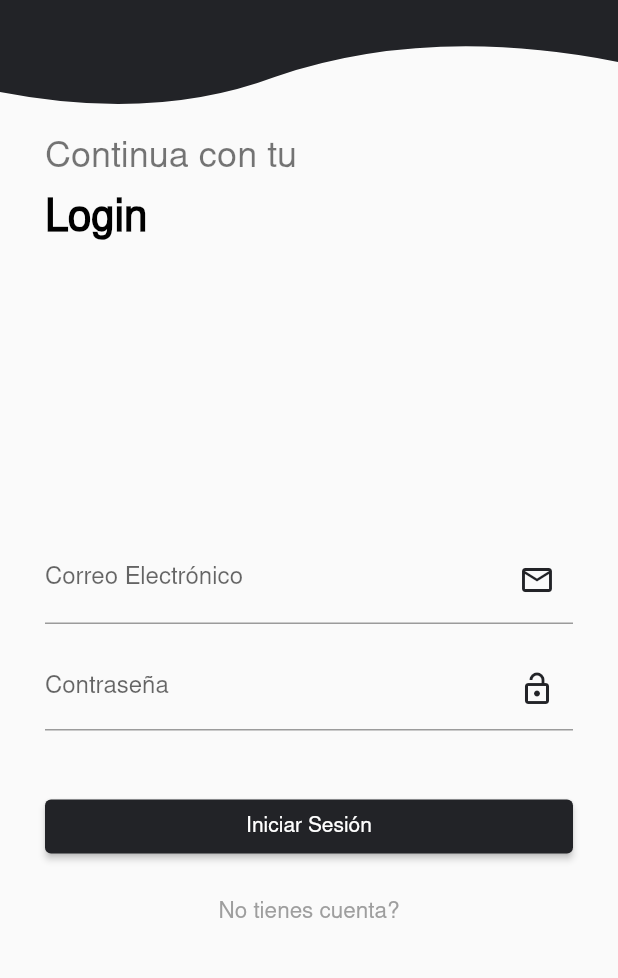
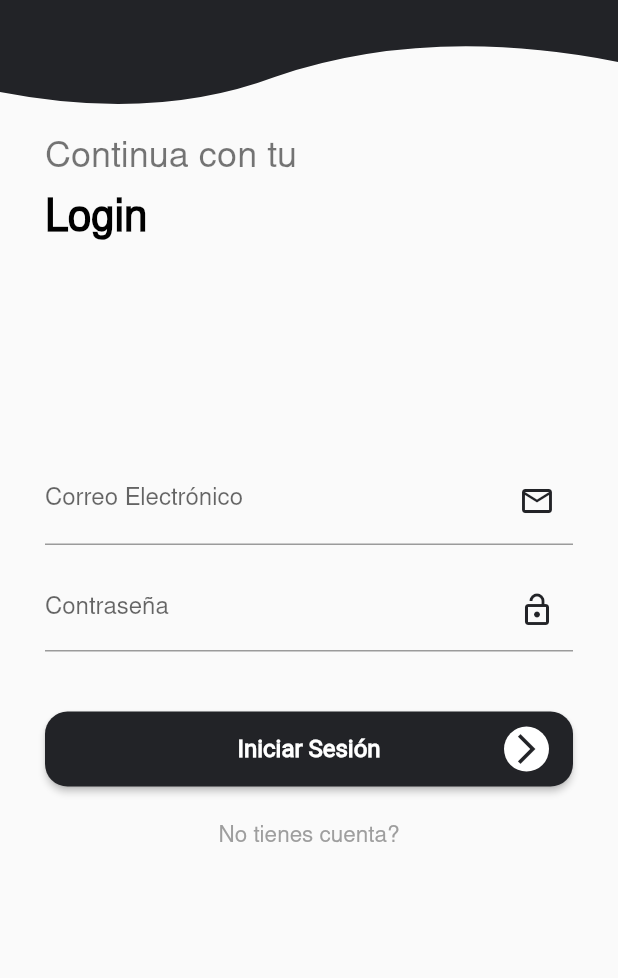
Before and after one commit to pmpeloc/UberCloneFlutter, a Flutter app: the LoginPage screen opened by its route, after a tap on "Iniciar Sesión", on a phone screen of 412 x 824 dp, the part 234-1212 px from its top. Run offline on Flutter 3.47's test engine with Material 2 defaults, Android fonts, the phone set to English and light mode, and no system bars; our stand-ins replace flutter_custom_clippers.

Commit message:
feat: Login Controller added

```diff
--- a/lib/pages/home/home_page.dart
+++ b/lib/src/pages/home/home_page.dart
@@ -2,7 +2,7 @@
 
 import 'package:flutter/material.dart';
 import 'package:flutter_custom_clippers/flutter_custom_clippers.dart';
-import 'package:uber_clone_flutter/pages/home/home_controller.dart';
+import 'package:uber_clone_flutter/src/pages/home/home_controller.dart';
 
 class HomePage extends StatelessWidget {
   HomeController _con = new HomeController();
--- /dev/null
+++ b/lib/src/pages/login/login_controller.dart
@@ -0,0 +1,17 @@
+import 'package:flutter/material.dart';
+
+class LoginController {
+  BuildContext? context;
+  TextEditingController emailController = new TextEditingController();
+  TextEditingController passwordController = new TextEditingController();
+
+  Future? init (BuildContext context) {
+    this.context = context;
+  }
+
+  void login() {
+    String email = emailController.text;
+    String password = passwordController.text;
+    print({email, password});
+  }
+}
--- a/lib/pages/login/login_page.dart
+++ b/lib/src/pages/login/login_page.dart
@@ -1,8 +1,11 @@
 // ignore_for_file: prefer_const_constructors
 
 import 'package:flutter/material.dart';
+import 'package:flutter/scheduler.dart';
 import 'package:flutter_custom_clippers/flutter_custom_clippers.dart';
-import 'package:uber_clone_flutter/utils/colors.dart' as utils;
+import 'package:uber_clone_flutter/src/pages/login/login_controller.dart';
+import 'package:uber_clone_flutter/src/utils/colors.dart' as utils;
+import 'package:uber_clone_flutter/src/widgets/button_app.dart';
 
 class LoginPage extends StatefulWidget {
   const LoginPage({Key? key}) : super(key: key);
@@ -12,21 +15,36 @@ class LoginPage extends StatefulWidget {
 }
 
 class _LoginPageState extends State<LoginPage> {
+  LoginController _con = new LoginController();
+
+  @override
+  void initState() {
+    // TODO: implement initState
+    super.initState();
+    SchedulerBinding.instance.addPostFrameCallback((timeStamp) {
+      _con.init(context);
+    });
+  }
+
   @override
   Widget build(BuildContext context) {
     return Scaffold(
         appBar: AppBar(),
-        body: Column(
+        body: SingleChildScrollView(
+          child: Column(
             children: [
               _bannerApp(),
               _textDescription(),
               _textLogin(),
-            Expanded(child: Container()),
+              SizedBox(
+                height: MediaQuery.of(context).size.height * 0.17,
+              ),
               _textFieldEmail(),
               _textFieldPassword(),
               _buttonLogin(),
               _textDontHaveAccount()
             ],
+          ),
         ));
   }
 
@@ -42,19 +60,18 @@ class _LoginPageState extends State<LoginPage> {
 
   Widget _buttonLogin() {
     return Container(
-      width: double.infinity,
         margin: EdgeInsets.symmetric(horizontal: 30, vertical: 25),
-      child: ElevatedButton(
-        onPressed: () {},
-        child: Text('Iniciar Sesión'),
-      ),
-    );
+        child: ButtonApp(
+            onPressed: _con.login,
+            color: utils.Colors.uberCloneColor,
+            text: 'Iniciar Sesión'));
   }
 
   Widget _textFieldEmail() {
     return Container(
       margin: EdgeInsets.symmetric(horizontal: 30),
       child: TextField(
+        controller: _con.emailController,
         decoration: InputDecoration(
             hintText: 'mail@mail.com',
             labelText: 'Correo Electrónico',
@@ -70,6 +87,7 @@ class _LoginPageState extends State<LoginPage> {
     return Container(
       margin: EdgeInsets.symmetric(horizontal: 30, vertical: 15),
       child: TextField(
+        controller: _con.passwordController,
         obscureText: true,
         decoration: InputDecoration(
             labelText: 'Contraseña',
--- /dev/null
+++ b/lib/src/widgets/button_app.dart
@@ -0,0 +1,58 @@
+import 'package:flutter/material.dart';
+import 'package:uber_clone_flutter/src/utils/colors.dart' as utils;
+
+class ButtonApp extends StatelessWidget {
+  Color color;
+  String text;
+  Color textColor;
+  IconData icon;
+  Function onPressed;
+
+  ButtonApp(
+      {this.color = Colors.red,
+      this.textColor = Colors.white,
+      this.icon = Icons.arrow_forward_ios,
+      required this.onPressed,
+      required this.text});
+
+  @override
+  Widget build(BuildContext context) {
+    return ElevatedButton(
+      onPressed: () {
+        onPressed();
+      },
+      style: ElevatedButton.styleFrom(
+          textStyle: TextStyle(color: textColor),
+          primary: color,
+          shape:
+              RoundedRectangleBorder(borderRadius: BorderRadius.circular(15))),
+      child: Stack(
+        children: [
+          Align(
+              alignment: Alignment.center,
+              child: Container(
+                  height: 50,
+                  alignment: Alignment.center,
+                  child: Text(
+                    text,
+                    style: TextStyle(fontSize: 16, fontWeight: FontWeight.bold),
+                  ))),
+          Align(
+            alignment: Alignment.centerRight,
+            child: Container(
+              height: 50,
+              child: CircleAvatar(
+                radius: 15,
+                child: Icon(
+                  icon,
+                  color: utils.Colors.uberCloneColor,
+                ),
+                backgroundColor: Colors.white,
+              ),
+            ),
+          )
+        ],
+      ),
+    );
+  }
+}
```
Also changed, not shown: lib/main.dart (+4 -4 lines), lib/src/pages/home/home_controller.dart (renamed from lib/pages/home/home_controller.dart), lib/src/utils/colors.dart (renamed from lib/utils/colors.dart), 1 other file. Lines whose indentation alone changed are shown as unchanged.
